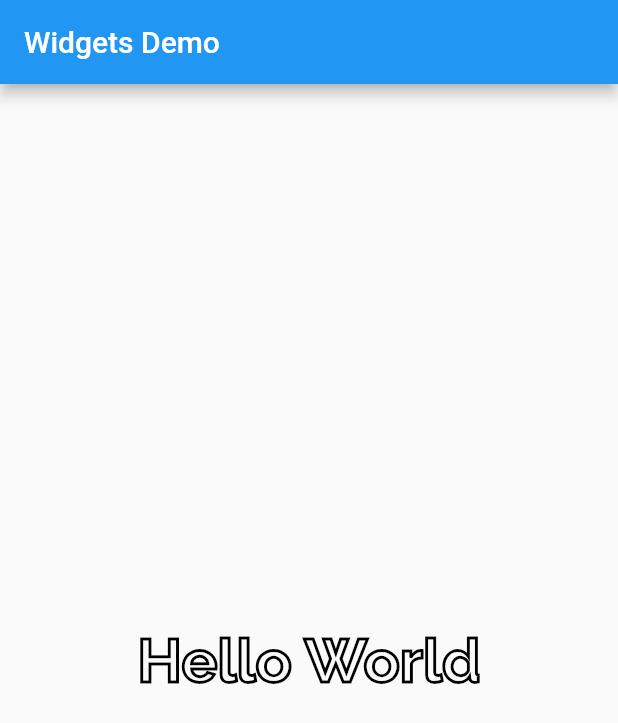
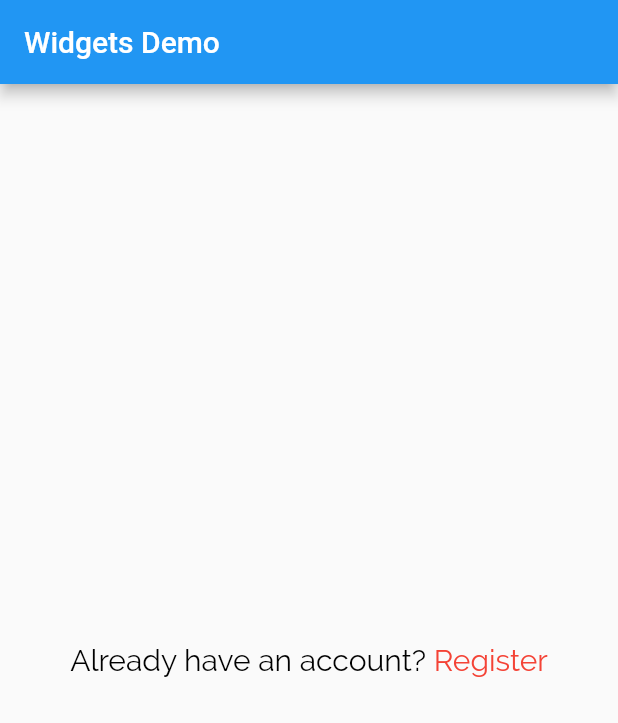
Before and after one commit to imrandev/widgets, a Flutter app: the screen it shows after launch, on a phone screen of 412 x 824 dp. Shown: the top 723 px of the screen. Run offline on Flutter 3.47's test engine with Material 2 defaults, Android fonts, the phone set to English and light mode, and no system bars.

Commit message:
rich text added

```diff
--- a/lib/main.dart
+++ b/lib/main.dart
@@ -2,6 +2,7 @@ import 'package:flutter/material.dart';
 import 'package:widgets/column.dart';
 import 'package:widgets/container.dart';
 import 'package:widgets/padding.dart';
+import 'package:widgets/rich_text.dart';
 import 'package:widgets/row.dart';
 import 'package:widgets/text.dart';
 import 'package:widgets/wrap.dart';
@@ -34,7 +35,7 @@ class MyHomePage extends StatelessWidget {
       ),
       body: Center(
         child: Container(
-          child: MyText(),
+          child: MyRichText(),
         ),
       )
     );
--- /dev/null
+++ b/lib/rich_text.dart
@@ -0,0 +1,35 @@
+import 'package:flutter/gestures.dart';
+import 'package:flutter/material.dart';
+
+class MyRichText extends StatelessWidget {
+
+  final TapGestureRecognizer _gestureRecognizer = TapGestureRecognizer() ..onTap = () {
+    debugPrint("Clicked Register");
+  };
+
+  @override
+  Widget build(BuildContext context) {
+
+    return RichText(
+      text: TextSpan(
+          text: "Already have an account? ",
+          style: TextStyle(
+              fontSize: 20,
+              fontFamily: "Raleway",
+            color: Colors.black
+          ),
+        children: [
+          TextSpan(
+            text: "Register",
+            style: TextStyle(
+              fontFamily: "Raleway",
+              color: Colors.red,
+              fontSize: 20
+            ),
+            recognizer: _gestureRecognizer
+          )
+        ]
+      ),
+    );
+  }
+}
```
